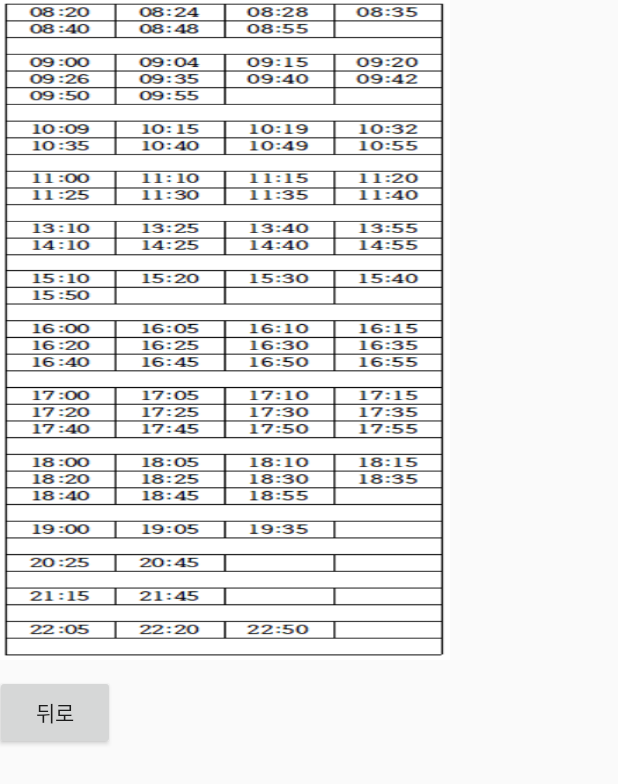
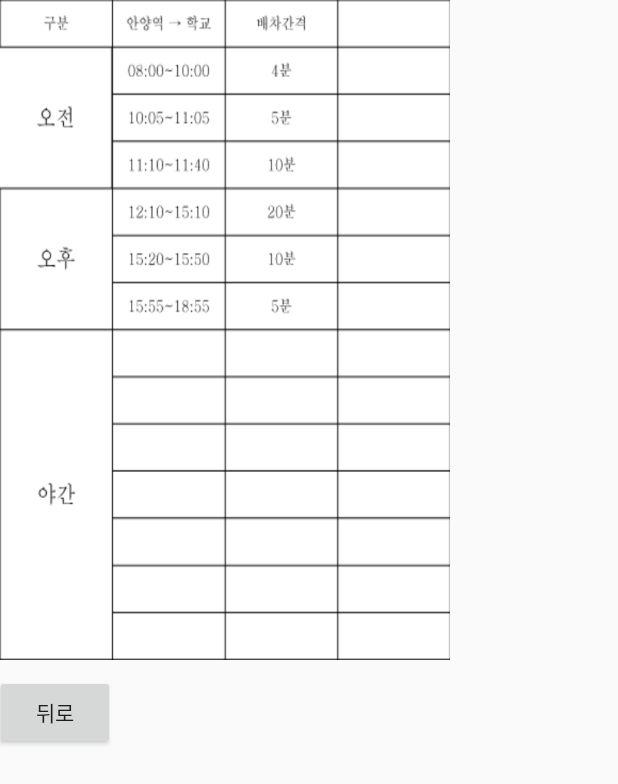
Before and after one commit to choissungho/busproject1, an Android app: the layout activity_anyangpopup.xml on its own in the app's theme, with its tools: preview values and no code run, on a phone screen of 412 x 824 dp. Shown: the top 784 px of the screen. Run offline under Robolectric (Android 15) with nearby library versions, the phone set to English and light mode, and no system bars.

Commit message:
Merge branch 'master' of C:\Users\USER\AndroidStudioProjects\MyApplication4 with conflicts.

```diff
--- a/app/src/main/res/layout/activity_anyangpopup.xml
+++ b/app/src/main/res/layout/activity_anyangpopup.xml
@@ -6,7 +6,7 @@
     android:layout_height="fill_parent"
     android:layout_centerHorizontal="true"
     android:layout_gravity="center"
-    tools:context=".AnyangpopupActivity">
+    tools:context=".popup1Activity">
 
 
     <ImageView
@@ -15,15 +15,15 @@
         android:layout_width="300dp"
         android:layout_height="440dp"
         android:layout_gravity="right"
-        android:background="@drawable/img1" />
-
+        android:background="@drawable/clock" />
     <Button
-        android:id="@+id/aMainBack"
-        android:layout_width="80dp"
-        android:layout_height="50dp"
+        android:text="뒤로"
+        android:id="@+id/back1"
         android:layout_marginLeft="-303dp"
         android:layout_marginTop="450dp"
-        android:text="뒤로" />
+        android:layout_width="80dp"
+        android:layout_height="50dp" />
+
 
 
 </LinearLayout>
```
Also changed, not shown: app/src/main/res/drawable-v24/clock.png, app/src/main/res/drawable/1img.PNG (added), app/src/main/res/drawable/2img.PNG (added), app/src/main/res/drawable/3img.PNG (added), app/src/main/res/drawable/4img.PNG (added), app/src/main/res/drawable/clock.png (added), app/src/main/res/drawable/img1.png (added).
